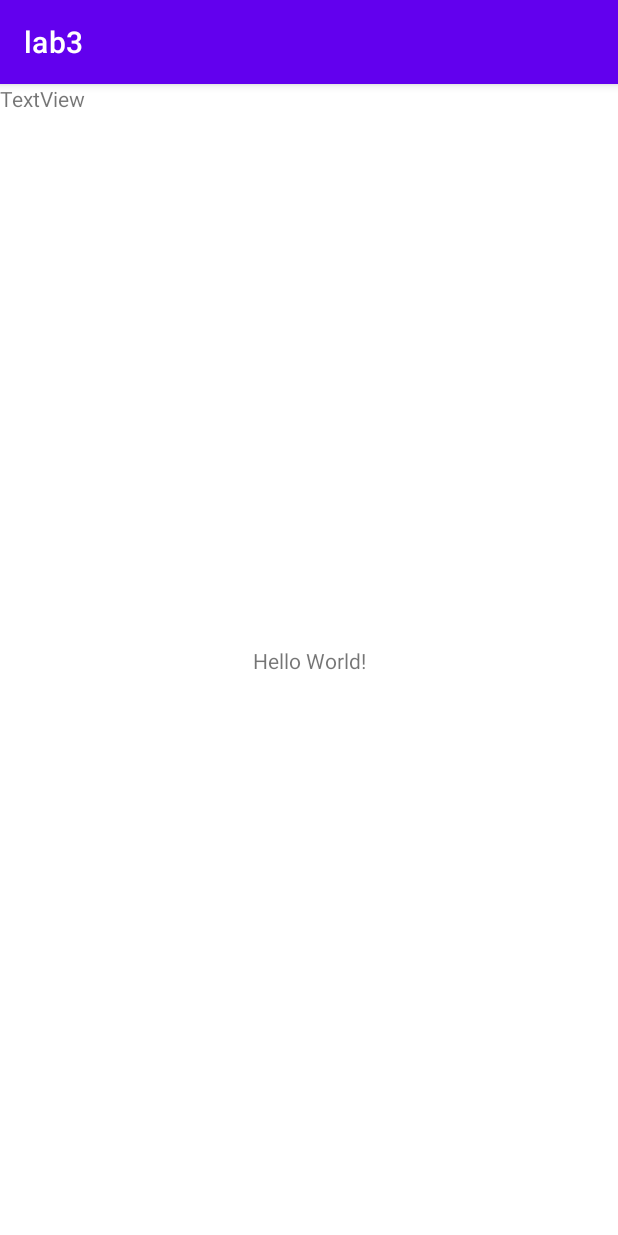
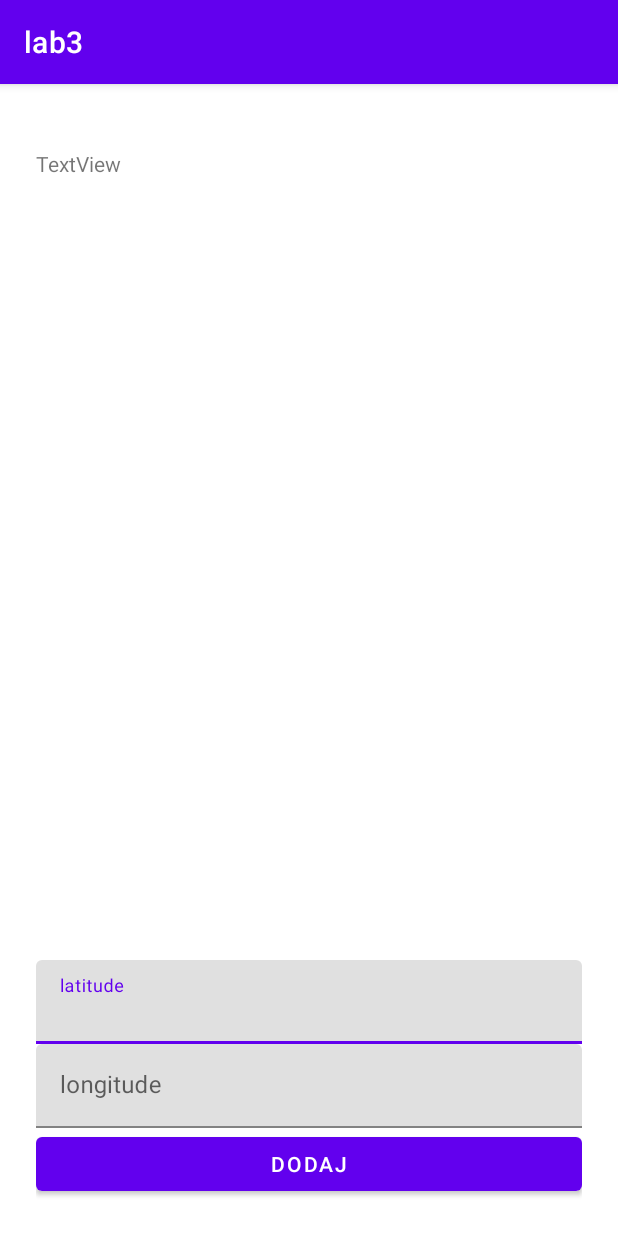
Before and after one commit to DamianMarek98/Mobile-Applications, an Android app: the screen it shows after launch (MainActivity), on a phone screen of 412 x 824 dp. Run offline under Robolectric (Android 15) with nearby library versions, the phone set to English and light mode, and no system bars.

Commit message:
Lab3 finished tasks

```diff
--- a/Lab3/app/src/main/res/layout/activity_main.xml
+++ b/Lab3/app/src/main/res/layout/activity_main.xml
@@ -1,15 +1,17 @@
 <?xml version="1.0" encoding="utf-8"?>
-<androidx.constraintlayout.widget.ConstraintLayout xmlns:android="http://schemas.android.com/apk/res/android"
+<LinearLayout xmlns:android="http://schemas.android.com/apk/res/android"
     xmlns:app="http://schemas.android.com/apk/res-auto"
     xmlns:tools="http://schemas.android.com/tools"
     android:layout_width="match_parent"
     android:layout_height="match_parent"
-    tools:context=".MainActivity">
+    tools:context=".MainActivity"
+    android:orientation="vertical"
+    android:padding="24dp">
 
     <TextView
         android:layout_width="wrap_content"
         android:layout_height="wrap_content"
-        android:text="Hello World!"
+        android:text=""
         app:layout_constraintBottom_toBottomOf="parent"
         app:layout_constraintLeft_toLeftOf="parent"
         app:layout_constraintRight_toRightOf="parent"
@@ -23,4 +25,40 @@
         tools:layout_editor_absoluteX="163dp"
         tools:layout_editor_absoluteY="414dp" />
 
-</androidx.constraintlayout.widget.ConstraintLayout>
+    <Space
+        android:layout_width="wrap_content"
+        android:layout_height="0dp"
+        android:layout_weight="1"/>
+    <com.google.android.material.textfield.TextInputLayout
+        android:id="@+id/latContainer"
+        android:layout_width="match_parent"
+        android:layout_height="wrap_content"
+        android:hint="latitude">
+
+        <com.google.android.material.textfield.TextInputEditText
+            android:id="@+id/lat"
+            android:layout_width="match_parent"
+            android:layout_height="wrap_content"
+            android:inputType="numberDecimal"
+            android:maxLines="1" />
+    </com.google.android.material.textfield.TextInputLayout>
+
+    <com.google.android.material.textfield.TextInputLayout
+        android:id="@+id/lonContainer"
+        android:layout_width="match_parent"
+        android:layout_height="wrap_content"
+        android:hint="longitude">
+
+        <com.google.android.material.textfield.TextInputEditText
+            android:id="@+id/lon"
+            android:layout_width="match_parent"
+            android:layout_height="wrap_content"
+            android:inputType="numberDecimal"
+            android:maxLines="1" />
+    </com.google.android.material.textfield.TextInputLayout>
+    <com.google.android.material.button.MaterialButton
+        android:id="@+id/addLocButton"
+        android:layout_width="match_parent"
+        android:layout_height="wrap_content"
+        android:text="Dodaj"/>
+</LinearLayout>
```
Also changed, not shown: Lab3/app/src/main/java/com/example/lab3/MainActivity.java (+31 -7 lines), Lab3/app/src/main/java/com/example/lab3/ProcessLocation.java (+36 -1 lines).
